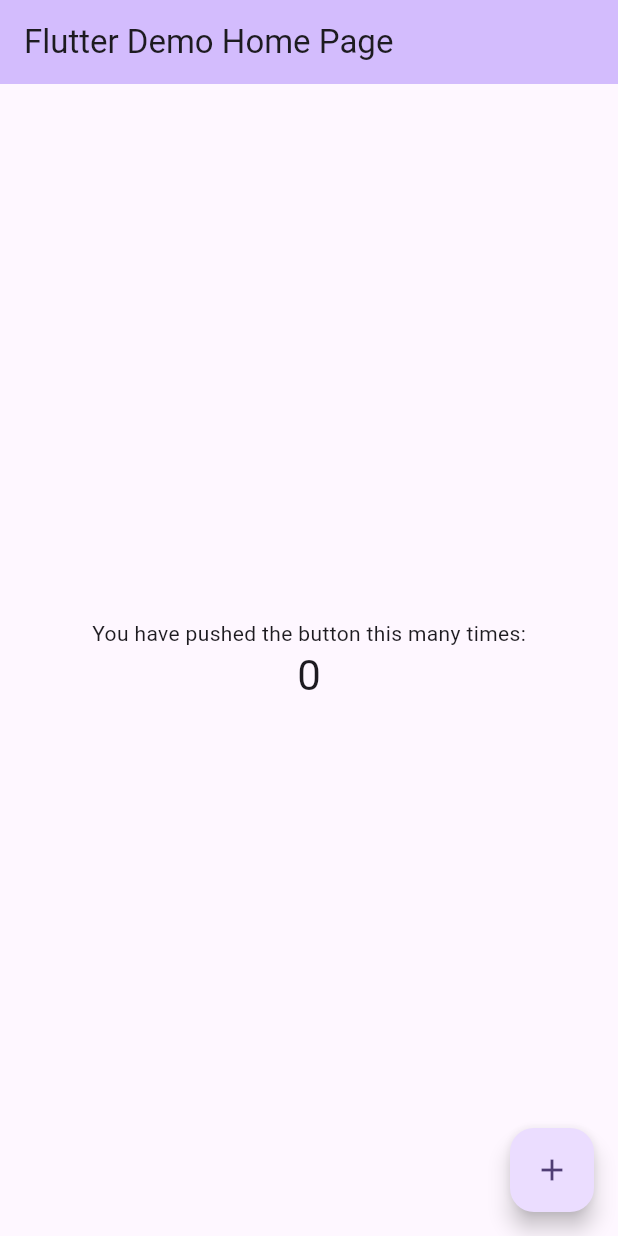
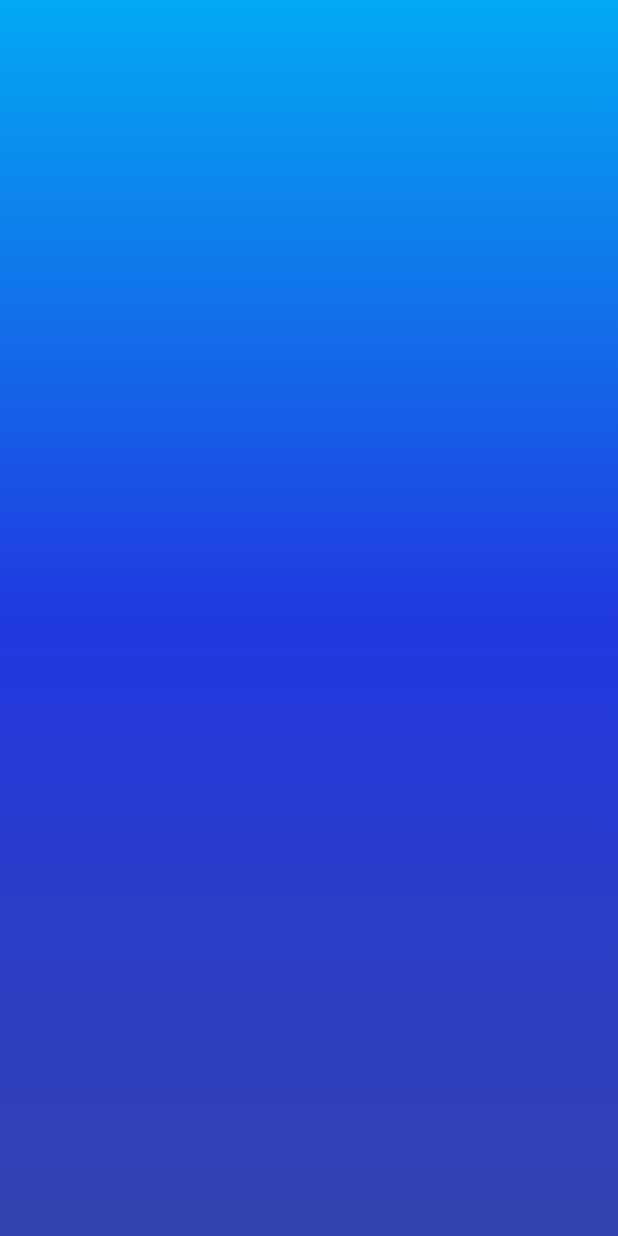
Before and after one commit to usama-devv/quiz-app-using-flutter, a Flutter app: the screen it shows after launch, on a phone screen of 412 x 824 dp. Run offline on Flutter 3.47's test engine with Material 3 defaults, Android fonts, the phone set to English and light mode, and no system bars.

Commit message:
initial commit

```diff
--- /dev/null
+++ b/lib/const/colors.dart
@@ -0,0 +1,6 @@
+import 'package:flutter/material.dart';
+
+const blue = Color.fromARGB(255, 32, 57, 224);
+const darkBlue = Color(0xff3442af);
+const bgColor = Color(0xffe4ecfa);
+const lightGrey = Color(0xffb8c6e6);
--- a/lib/main.dart
+++ b/lib/main.dart
@@ -1,4 +1,5 @@
 import 'package:flutter/material.dart';
+import 'package:quiz_app/screens/splash_screen.dart';
 
 void main() {
   runApp(const MyApp());
@@ -10,116 +11,9 @@ class MyApp extends StatelessWidget {
   // This widget is the root of your application.
   @override
   Widget build(BuildContext context) {
-    return MaterialApp(
-      title: 'Flutter Demo',
-      theme: ThemeData(
-        // This is the theme of your application.
-        //
-        // TRY THIS: Try running your application with "flutter run". You'll see
-        // the application has a purple toolbar. Then, without quitting the app,
-        // try changing the seedColor in the colorScheme below to Colors.green
-        // and then invoke "hot reload" (save your changes or press the "hot
-        // reload" button in a Flutter-supported IDE, or press "r" if you used
-        // the command line to start the app).
-        //
-        // Notice that the counter didn't reset back to zero; the application
-        // state is not lost during the reload. To reset the state, use hot
-        // restart instead.
-        //
-        // This works for code too, not just values: Most code changes can be
-        // tested with just a hot reload.
-        colorScheme: ColorScheme.fromSeed(seedColor: Colors.deepPurple),
-        useMaterial3: true,
-      ),
-      home: const MyHomePage(title: 'Flutter Demo Home Page'),
+    return const MaterialApp(
+      debugShowCheckedModeBanner: false,
+      home: QuizSplashScreen(),
     );
   }
 }
-
-class MyHomePage extends StatefulWidget {
-  const MyHomePage({super.key, required this.title});
-
-  // This widget is the home page of your application. It is stateful, meaning
-  // that it has a State object (defined below) that contains fields that affect
-  // how it looks.
-
-  // This class is the configuration for the state. It holds the values (in this
-  // case the title) provided by the parent (in this case the App widget) and
-  // used by the build method of the State. Fields in a Widget subclass are
-  // always marked "final".
-
-  final String title;
-
-  @override
-  State<MyHomePage> createState() => _MyHomePageState();
-}
-
-class _MyHomePageState extends State<MyHomePage> {
-  int _counter = 0;
-
-  void _incrementCounter() {
-    setState(() {
-      // This call to setState tells the Flutter framework that something has
-      // changed in this State, which causes it to rerun the build method below
-      // so that the display can reflect the updated values. If we changed
-      // _counter without calling setState(), then the build method would not be
-      // called again, and so nothing would appear to happen.
-      _counter++;
-    });
-  }
-
-  @override
-  Widget build(BuildContext context) {
-    // This method is rerun every time setState is called, for instance as done
-    // by the _incrementCounter method above.
-    //
-    // The Flutter framework has been optimized to make rerunning build methods
-    // fast, so that you can just rebuild anything that needs updating rather
-    // than having to individually change instances of widgets.
-    return Scaffold(
-      appBar: AppBar(
-        // TRY THIS: Try changing the color here to a specific color (to
-        // Colors.amber, perhaps?) and trigger a hot reload to see the AppBar
-        // change color while the other colors stay the same.
-        backgroundColor: Theme.of(context).colorScheme.inversePrimary,
-        // Here we take the value from the MyHomePage object that was created by
-        // the App.build method, and use it to set our appbar title.
-        title: Text(widget.title),
-      ),
-      body: Center(
-        // Center is a layout widget. It takes a single child and positions it
-        // in the middle of the parent.
-        child: Column(
-          // Column is also a layout widget. It takes a list of children and
-          // arranges them vertically. By default, it sizes itself to fit its
-          // children horizontally, and tries to be as tall as its parent.
-          //
-          // Column has various properties to control how it sizes itself and
-          // how it positions its children. Here we use mainAxisAlignment to
-          // center the children vertically; the main axis here is the vertical
-          // axis because Columns are vertical (the cross axis would be
-          // horizontal).
-          //
-          // TRY THIS: Invoke "debug painting" (choose the "Toggle Debug Paint"
-          // action in the IDE, or press "p" in the console), to see the
-          // wireframe for each widget.
-          mainAxisAlignment: MainAxisAlignment.center,
-          children: <Widget>[
-            const Text(
-              'You have pushed the button this many times:',
-            ),
-            Text(
-              '$_counter',
-              style: Theme.of(context).textTheme.headlineMedium,
-            ),
-          ],
-        ),
-      ),
-      floatingActionButton: FloatingActionButton(
-        onPressed: _incrementCounter,
-        tooltip: 'Increment',
-        child: const Icon(Icons.add),
-      ), // This trailing comma makes auto-formatting nicer for build methods.
-    );
-  }
-}
--- /dev/null
+++ b/lib/screens/splash_screen.dart
@@ -0,0 +1,26 @@
+import 'package:flutter/material.dart';
+import 'package:quiz_app/const/colors.dart';
+
+class QuizSplashScreen extends StatelessWidget {
+  const QuizSplashScreen({super.key});
+
+  @override
+  Widget build(BuildContext context) {
+    return Scaffold(
+      body: Container(
+        padding: const EdgeInsets.all(15),
+        decoration: const BoxDecoration(
+          gradient: LinearGradient(
+            begin: Alignment.topCenter,
+            end: Alignment.bottomCenter,
+            colors: [
+              Colors.lightBlue,
+              blue,
+              darkBlue,
+            ]
+          )
+        ),
+      ),
+    );
+  }
+}
```
Also changed, not shown: lib/screens/quiz_screen.dart (added), lib/screens/result_screen.dart (added).
